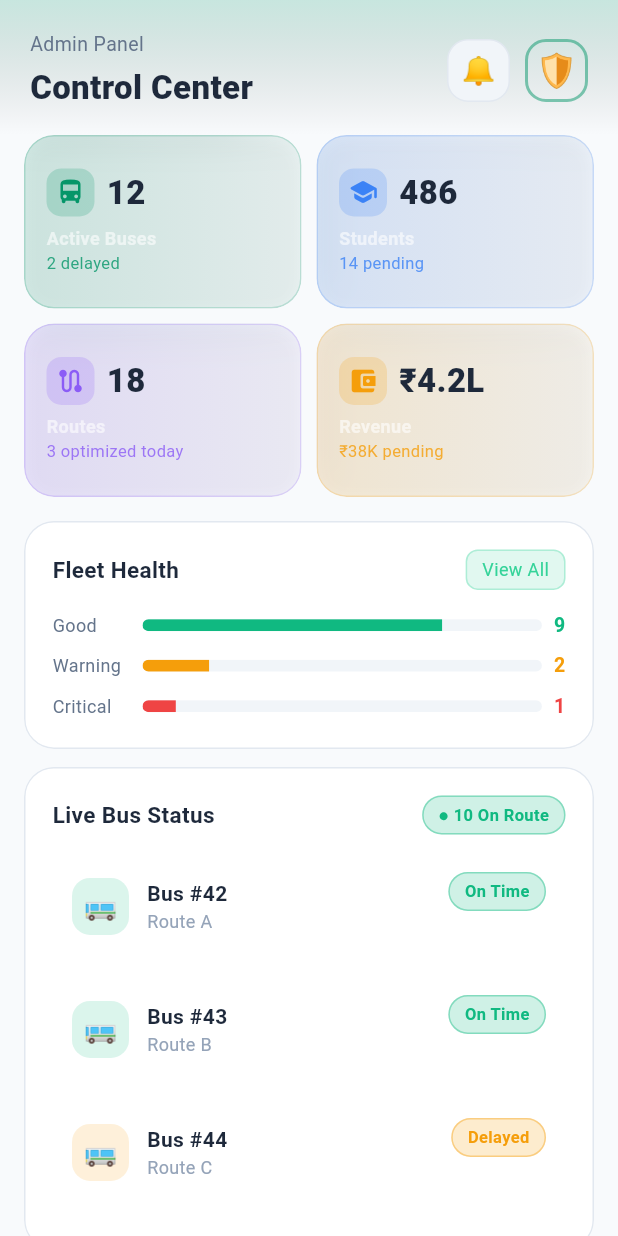
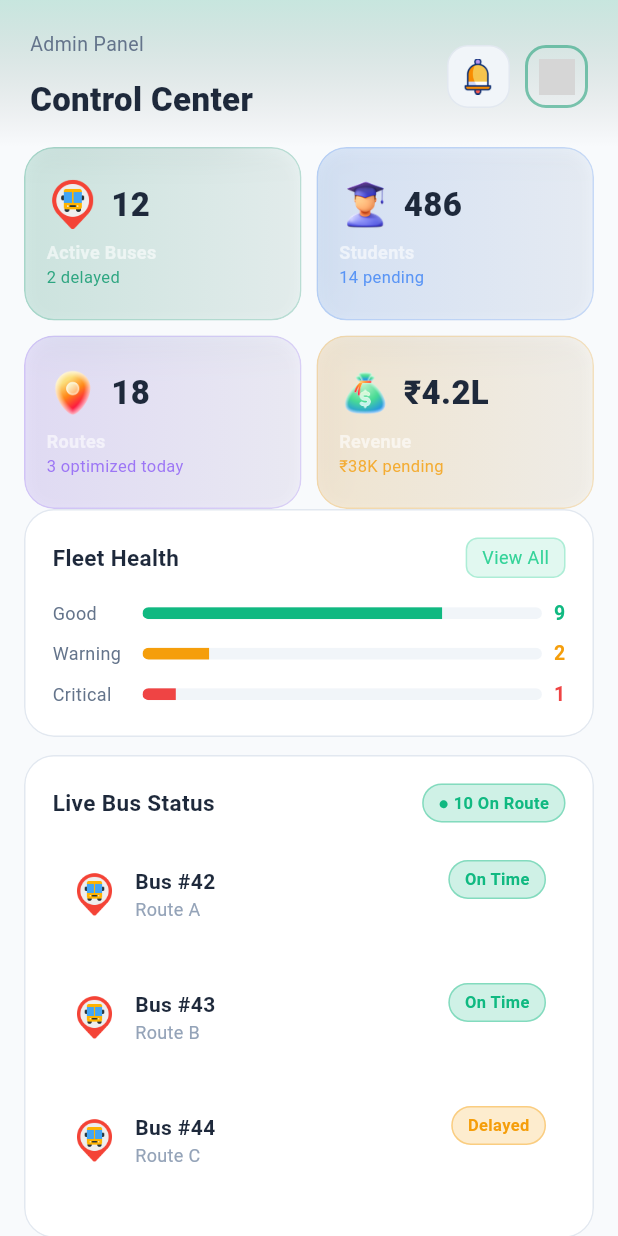
Before and after one commit to Noorulain-Shahid/transit_admin, a Flutter app: the AdminDashboard widget shown alone on an empty page, opened directly with empty values, on a phone screen of 412 x 824 dp. Run offline on Flutter 3.47's test engine with Material 3 defaults, Android fonts, the phone set to English and light mode, and no system bars; our stand-ins replace firebase_auth, firebase_core, go_router, google_sign_in, image_picker, shared_preferences; accounts and stored records are empty; grey boxes are pictures that could not be loaded.

Commit message:
Update admin dashboard icons and improve layout; add active buses image asset
Co-authored-by: Copilot <copilot@github.com>

```diff
--- a/fix_all_icons.dart
+++ b/fix_all_icons.dart
@@ -82,7 +82,7 @@ void main() {
       "'📰'": "Icons.article_rounded",
       // admin_profile specifics
       "'👤'": "Icons.person_rounded",
-      "'🚌'": "Icons.directions_bus_rounded",
+      // duplicate removed
     };
 
     // Manually fixing them up
@@ -92,7 +92,6 @@ void main() {
     final RegExp iconRegex = RegExp(r"icon:\s*'([^']+)'");
     content = content.replaceAllMapped(iconRegex, (match) {
       String? emoji = match.group(1);
-      String fullMatch = match.group(0)!;
       // In dart reading utf-8, it will be the actual emojis.
       for (final entry in iconMap.entries) {
         if (entry.key == "'$emoji'") {
--- a/lib/app/auth_service.dart
+++ b/lib/app/auth_service.dart
@@ -47,8 +47,8 @@ class AuthService {
         idToken: googleAuth.idToken,
       );
 
-      final UserCredential userCredential =
-          await _firebaseAuth.signInWithCredential(credential);
+      final UserCredential userCredential = await _firebaseAuth
+          .signInWithCredential(credential);
 
       return userCredential;
     } catch (e) {
--- a/lib/main.dart
+++ b/lib/main.dart
@@ -8,9 +8,7 @@ import 'theme/theme_provider.dart';
 
 void main() async {
   WidgetsFlutterBinding.ensureInitialized();
-  await Firebase.initializeApp(
-    options: DefaultFirebaseOptions.currentPlatform,
-  );
+  await Firebase.initializeApp(options: DefaultFirebaseOptions.currentPlatform);
   SystemChrome.setPreferredOrientations([DeviceOrientation.portraitUp]);
   runApp(const TransitAdminApp());
 }
@@ -24,8 +22,7 @@ class TransitAdminApp extends StatefulWidget {
 
 class _TransitAdminAppState extends State<TransitAdminApp> {
   @override
-  void initState() {+
-
+  void initState() {
     super.initState();
     ThemeProvider.instance.addListener(_onThemeChanged);
   }
--- a/lib/screens/admin/admin_dashboard.dart
+++ b/lib/screens/admin/admin_dashboard.dart
@@ -38,7 +38,7 @@ class AdminDashboard extends StatelessWidget {
                           fontSize: 13,
                         ),
                       ),
-                      const SizedBox(height: 4),
+                      const SizedBox(height: 12),
                       Text(
                         'Control Center',
                         style: TextStyle(
@@ -58,8 +58,12 @@ class AdminDashboard extends StatelessWidget {
                     borderRadius: BorderRadius.circular(14),
                     border: Border.all(color: context.inputBorder),
                   ),
-                  child: const Center(
-                    child: Text('🔔', style: TextStyle(fontSize: 18)),
+                  child: Center(
+                    child: Image.asset(
+                      'assets/images/notification_bell_off.png',
+                      width: 24,
+                      height: 24,
+                    ),
                   ),
                 ),
                 const SizedBox(width: 10),
@@ -73,8 +77,12 @@ class AdminDashboard extends StatelessWidget {
                       width: 2,
                     ),
                   ),
-                  child: const Center(
-                    child: Text('🛡️', style: TextStyle(fontSize: 22)),
+                  child: Center(
+                    child: Image.asset(
+                      'assets/images/stats/safety.png',
+                      width: 24,
+                      height: 24,
+                    ),
                   ),
                 ),
               ],
@@ -95,28 +103,28 @@ class AdminDashboard extends StatelessWidget {
                   childAspectRatio: 1.6,
                   children: [
                     _AdminStatCard(
-                      icon: Icons.directions_bus_rounded,
+                      imagePath: 'assets/images/stats/active_buses.png',
                       label: 'Active Buses',
                       value: '12',
                       sub: '2 delayed',
                       color: AppTheme.adminEmerald,
                     ),
                     _AdminStatCard(
-                      icon: Icons.school_rounded,
+                      imagePath: 'assets/images/navbar/student.png',
                       label: 'Students',
                       value: '486',
                       sub: '14 pending',
                       color: AppTheme.info,
                     ),
                     _AdminStatCard(
-                      icon: Icons.route_rounded,
+                      imagePath: 'assets/images/navbar/track_transparent.png',
                       label: 'Routes',
                       value: '18',
                       sub: '3 optimized today',
                       color: AppTheme.purple,
                     ),
                     _AdminStatCard(
-                      icon: Icons.account_balance_wallet_rounded,
+                      imagePath: 'assets/images/navbar/fees.png',
                       label: 'Revenue',
                       value: '₹4.2L',
                       sub: '₹38K pending',
@@ -124,7 +132,7 @@ class AdminDashboard extends StatelessWidget {
                     ),
                   ],
                 ),
-                const SizedBox(height: 16),
+                // const SizedBox(height: 0),
 
                 // ── Fleet health overview ──────────────────────────
                 GlassCard(
@@ -288,19 +296,19 @@ class AdminDashboard extends StatelessWidget {
                       _ApprovalRow(
                         name: 'Ali Hassan',
                         type: 'Student Registration',
-                        icon: Icons.school_rounded,
+                        imagePath: 'assets/images/navbar/student.png',
                         color: AppTheme.studentAmber,
                       ),
                       _ApprovalRow(
                         name: 'Fatima Khan',
                         type: 'Parent Registration',
-                        icon: Icons.family_restroom_rounded,
+                        imagePath: 'assets/images/navbar/user_transparent.png',
                         color: AppTheme.parentPurple,
                       ),
                       _ApprovalRow(
                         name: 'Route C Extension',
                         type: 'Route Change Request',
-                        icon: Icons.alt_route_rounded,
+                        imagePath: 'assets/images/navbar/track_transparent.png',
                         color: AppTheme.info,
                       ),
                     ],
@@ -364,28 +372,30 @@ class AdminDashboard extends StatelessWidget {
                       Row(
                         children: [
                           _QuickAction(
-                            icon: Icons.add_location_alt_rounded,
+                            imagePath:
+                                'assets/images/navbar/track_transparent.png',
                             label: 'Add Route',
                             color: AppTheme.info,
                             onTap: () => onNavigate(2),
                           ),
                           const SizedBox(width: 10),
                           _QuickAction(
-                            icon: Icons.person_add_rounded,
+                            imagePath:
+                                'assets/images/navbar/user_transparent.png',
                             label: 'Add User',
                             color: AppTheme.purple,
                             onTap: () => onNavigate(3),
                           ),
                           const SizedBox(width: 10),
                           _QuickAction(
-                            icon: Icons.directions_bus_filled_rounded,
+                            imagePath: 'assets/images/stats/active_buses.png',
                             label: 'Add Bus',
                             color: AppTheme.adminEmerald,
                             onTap: () => onNavigate(1),
                           ),
                           const SizedBox(width: 10),
                           _QuickAction(
-                            icon: Icons.analytics_rounded,
+                            imagePath: 'assets/images/utilities/total.png',
                             label: 'Report',
                             color: AppTheme.warning,
                             onTap: () {},
@@ -407,11 +417,11 @@ class AdminDashboard extends StatelessWidget {
 // ─── Widgets ──────────────────────────────────────────────────────────────────
 
 class _AdminStatCard extends StatelessWidget {
-  final IconData icon;
+  final String imagePath;
   final String label, value, sub;
   final Color color;
   const _AdminStatCard({
-    required this.icon,
+    required this.imagePath,
     required this.label,
     required this.value,
     required this.sub,
@@ -432,14 +442,13 @@ class _AdminStatCard extends StatelessWidget {
         children: [
           Row(
             children: [
-              Container(
-                width: 32,
-                height: 32,
-                decoration: BoxDecoration(
-                  color: color.withValues(alpha: 0.2),
-                  borderRadius: BorderRadius.circular(10),
-                ),
-                child: Center(child: Icon(icon, color: color, size: 20)),
+              Image.asset(
+                imagePath,
+                width: 35,
+                height: 35,
+                fit: BoxFit.contain,
+                errorBuilder: (context, error, stack) =>
+                    Icon(Icons.broken_image_rounded, color: color, size: 28),
               ),
               const SizedBox(width: 8),
               Expanded(
@@ -544,15 +553,15 @@ class _BusStatusRow extends StatelessWidget {
         ),
         child: Row(
           children: [
-            Container(
-              width: 38,
-              height: 38,
-              decoration: BoxDecoration(
-                color: statusColor.withValues(alpha: 0.15),
-                borderRadius: BorderRadius.circular(12),
-              ),
-              child: const Center(
-                child: Text('🚌', style: TextStyle(fontSize: 18)),
+            Image.asset(
+              'assets/images/stats/active_buses.png',
+              width: 30,
+              height: 30,
+              fit: BoxFit.contain,
+              errorBuilder: (context, error, stack) => Icon(
+                Icons.directions_bus_rounded,
+                color: statusColor,
+                size: 28,
               ),
             ),
             const SizedBox(width: 12),
@@ -598,12 +607,12 @@ class _BusStatusRow extends StatelessWidget {
 
 class _ApprovalRow extends StatelessWidget {
   final String name, type;
-  final IconData icon;
+  final String imagePath;
   final Color color;
   const _ApprovalRow({
     required this.name,
     required this.type,
-    required this.icon,
+    required this.imagePath,
     required this.color,
   });
 
@@ -620,14 +629,16 @@ class _ApprovalRow extends StatelessWidget {
         ),
         child: Row(
           children: [
-            Container(
-              width: 38,
-              height: 38,
-              decoration: BoxDecoration(
-                color: color.withValues(alpha: 0.15),
-                borderRadius: BorderRadius.circular(12),
+            Image.asset(
+              imagePath,
+              width: 30,
+              height: 30,
+              fit: BoxFit.contain,
+              errorBuilder: (context, error, stack) => Icon(
+                Icons.image_not_supported_rounded,
+                color: color,
+                size: 28,
               ),
-              child: Center(child: Icon(icon, color: color, size: 22)),
             ),
             const SizedBox(width: 12),
             Expanded(
@@ -763,12 +774,12 @@ class _MaintenanceRow extends StatelessWidget {
 }
 
 class _QuickAction extends StatelessWidget {
-  final IconData icon;
+  final String imagePath;
   final String label;
   final Color color;
   final VoidCallback onTap;
   const _QuickAction({
-    required this.icon,
+    required this.imagePath,
     required this.label,
     required this.color,
     required this.onTap,
@@ -788,7 +799,14 @@ class _QuickAction extends StatelessWidget {
           ),
           child: Column(
             children: [
-              Icon(icon, color: color, size: 26),
+              Image.asset(
+                imagePath,
+                width: 32,
+                height: 32,
+                fit: BoxFit.contain,
+                errorBuilder: (context, error, stack) =>
+                    Icon(Icons.broken_image_rounded, color: color, size: 32),
+              ),
               const SizedBox(height: 4),
               Text(
                 label,
--- a/lib/screens/admin/admin_profile.dart
+++ b/lib/screens/admin/admin_profile.dart
@@ -37,8 +37,12 @@ class AdminProfile extends StatelessWidget {
                       ),
                     ],
                   ),
-                  child: const Center(
-                    child: Text('🛡️', style: TextStyle(fontSize: 40)),
+                  child: Center(
+                    child: Image.asset(
+                      'assets/images/navbar/user_transparent.png',
+                      width: 40,
+                      height: 40,
+                    ),
                   ),
                 ),
                 const SizedBox(height: 14),
--- a/pubspec.yaml
+++ b/pubspec.yaml
@@ -22,7 +22,7 @@ dependencies:
   firebase_core: ^4.7.0
   cloud_firestore: ^6.3.0
   firebase_auth: ^6.4.0
-  google_sign_in: ^7.2.0
+  google_sign_in: 6.2.1
 
 dev_dependencies:
   flutter_test:
```
Also changed, not shown: assets/images/stats/active_buses.png (renamed from assets/images/stats/total_trips.png), pubspec.lock.
